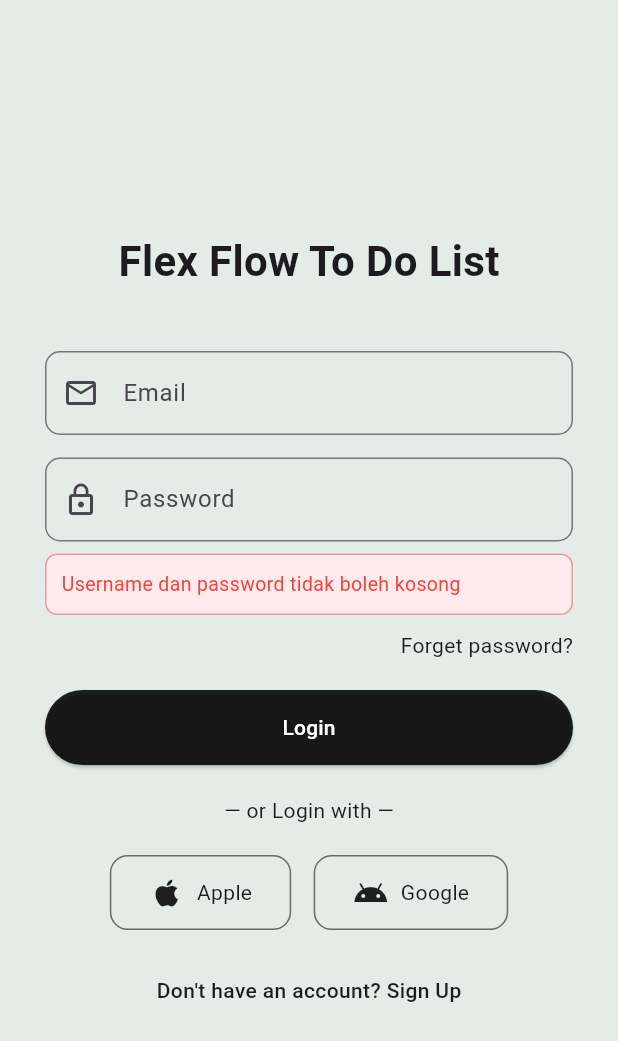
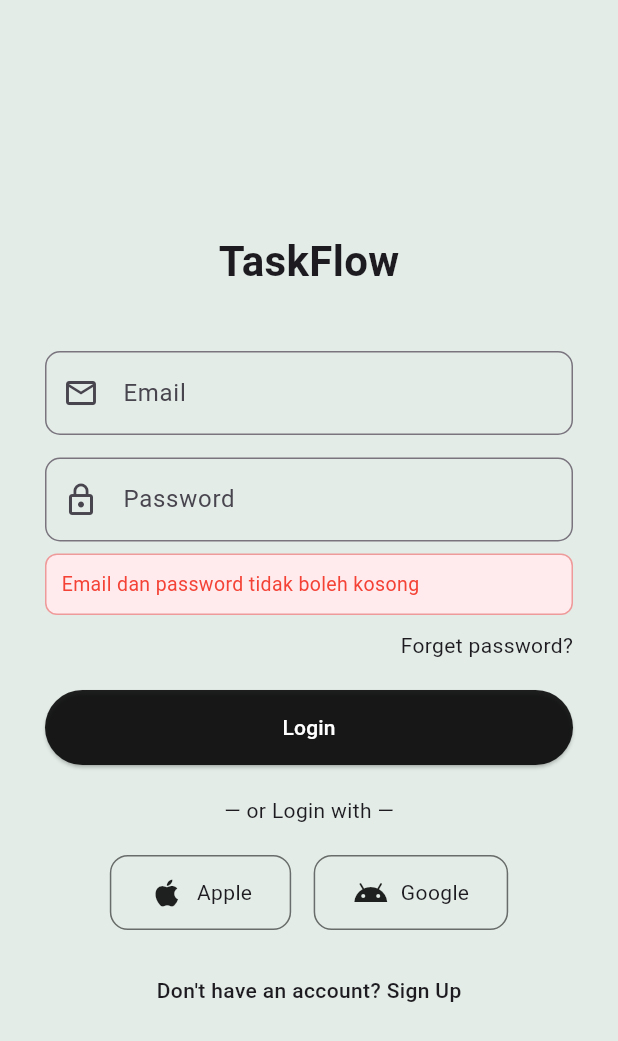
Before and after one commit to tiarahutapea07-art/todo-list, a Flutter app: the screen it shows after launch, after a tap on "Login", on a phone screen of 412 x 824 dp. Shown: the top 1041 px of the screen. Run offline on Flutter 3.47's test engine with Material 3 defaults, Android fonts, the phone set to English and light mode, and no system bars; our stand-ins replace firebase_auth, firebase_core, shared_preferences, table_calendar; accounts and stored records are empty; network calls fail.

Commit message:
Update firebase dan login

```diff
--- a/analysis_options.yaml
+++ b/analysis_options.yaml
@@ -7,6 +7,15 @@
 
 # The following line activates a set of recommended lints for Flutter apps,
 # packages, and plugins designed to encourage good coding practices.
+analyzer:
+  exclude:
+    - build/**
+    - android/**
+    - ios/**
+    - web/**
+    - windows/**
+    - macos/**
+    - linux/**
 include: package:flutter_lints/flutter.yaml
 
 linter:
--- a/lib/main.dart
+++ b/lib/main.dart
@@ -1,32 +1,38 @@
 import 'package:flutter/material.dart';
 import 'package:flutter_application_1/CalendarPage.dart';
-import 'package:flutter_application_1/ProfilePage.dart';
-import 'package:flutter_application_1/TaskListPage.dart';
+import 'package:flutter_application_1/profile_page.dart';
+import 'package:flutter_application_1/tas_list_page.dart';
 import 'package:provider/provider.dart';
 import 'package:flutter_application_1/task_provider.dart';
 import 'providers/auth_provider.dart';
 import 'package:intl/intl.dart';
+import 'package:firebase_core/firebase_core.dart';
+import 'firebase_options.dart';
 
-void main() {
+Future<void> main() async {
+  WidgetsFlutterBinding.ensureInitialized();
+
+  await Firebase.initializeApp(options: DefaultFirebaseOptions.currentPlatform);
+
   runApp(
     MultiProvider(
       providers: [
         ChangeNotifierProvider(create: (_) => TaskProvider()),
         ChangeNotifierProvider(create: (_) => AuthProvider()),
       ],
-      child: const FlexFlowApp(),
+      child: const TaskFlowApp(),
     ),
   );
 }
 
-class FlexFlowApp extends StatefulWidget {
-  const FlexFlowApp({super.key});
+class TaskFlowApp extends StatefulWidget {
+  const TaskFlowApp({super.key});
 
   @override
-  State<FlexFlowApp> createState() => _FlexFlowAppState();
+  State<TaskFlowApp> createState() => _TaskFlowAppState();
 }
 
-class _FlexFlowAppState extends State<FlexFlowApp> {
+class _TaskFlowAppState extends State<TaskFlowApp> {
   bool _isDarkMode = false;
 
   void _toggleTheme() {
@@ -124,7 +130,7 @@ class _LoginPageState extends State<LoginPage> {
             mainAxisAlignment: MainAxisAlignment.center,
             children: [
               const Text(
-                "Flex Flow To Do List",
+                "TaskFlow",
                 style: TextStyle(fontSize: 28, fontWeight: FontWeight.bold),
               ),
               const SizedBox(height: 40),
--- a/lib/ProfilePage.dart
+++ b/lib/profile_page.dart
@@ -1,6 +1,6 @@
 import 'package:flutter/material.dart';
 import 'package:provider/provider.dart';
-import 'providers/auth_provider.dart'; // sesuaikan path kalau beda
+import 'providers/auth_provider.dart';
 
 class ProfilePage extends StatefulWidget {
   final VoidCallback toggleTheme;
--- a/lib/providers/auth_provider.dart
+++ b/lib/providers/auth_provider.dart
@@ -1,9 +1,10 @@
-import 'dart:convert';
 import 'package:flutter/material.dart';
-import 'package:http/http.dart' as http;
+import 'package:firebase_auth/firebase_auth.dart';
 import '../models/user_model.dart';
 
 class AuthProvider extends ChangeNotifier {
+  final FirebaseAuth _auth = FirebaseAuth.instance;
+
   UserModel? _user;
   bool _isLoading = false;
   String? _errorMessage;
@@ -15,9 +16,9 @@ class AuthProvider extends ChangeNotifier {
   String? get errorMessage => _errorMessage;
   String? get token => _token;
 
-  Future<bool> login(String username, String password) async {
-    if (username.isEmpty || password.isEmpty) {
-      _errorMessage = 'Username dan password tidak boleh kosong';
+  Future<bool> login(String email, String password) async {
+    if (email.isEmpty || password.isEmpty) {
+      _errorMessage = 'Email dan password tidak boleh kosong';
       notifyListeners();
       return false;
     }
@@ -27,29 +28,49 @@ class AuthProvider extends ChangeNotifier {
     notifyListeners();
 
     try {
-      final response = await http.post(
-        Uri.parse('https://dummyjson.com/auth/login'),
-        headers: {'Content-Type': 'application/json'},
-        body: jsonEncode({'username': username, 'password': password}),
+      final credential = await _auth.signInWithEmailAndPassword(
+        email: email,
+        password: password,
       );
 
-      final data = jsonDecode(response.body);
+      final firebaseUser = credential.user;
 
-      if (response.statusCode == 200) {
-        _token = data['accessToken'];
-
+      if (firebaseUser != null) {
         _user = UserModel(
-          name: '${data['firstName']} ${data['lastName']}',
-          email: data['email'],
+          name:
+              firebaseUser.displayName ??
+              firebaseUser.email?.split('@').first ??
+              'User',
+          email: firebaseUser.email ?? '',
         );
 
+        _token = await firebaseUser.getIdToken();
         return true;
-      } else {
-        _errorMessage = data['message'] ?? 'Login gagal';
-        return false;
       }
+
+      _errorMessage = 'Login gagal';
+      return false;
+    } on FirebaseAuthException catch (e) {
+      switch (e.code) {
+        case 'user-not-found':
+          _errorMessage = 'Akun tidak ditemukan';
+          break;
+        case 'wrong-password':
+        case 'invalid-credential':
+          _errorMessage = 'Email atau password salah';
+          break;
+        case 'invalid-email':
+          _errorMessage = 'Format email tidak valid';
+          break;
+        case 'too-many-requests':
+          _errorMessage = 'Terlalu banyak percobaan login';
+          break;
+        default:
+          _errorMessage = e.message ?? 'Login gagal';
+      }
+      return false;
     } catch (e) {
-      _errorMessage = 'Tidak bisa terhubung ke API';
+      _errorMessage = 'Terjadi kesalahan: $e';
       return false;
     } finally {
       _isLoading = false;
@@ -57,7 +78,8 @@ class AuthProvider extends ChangeNotifier {
     }
   }
 
-  void logout() {
+  Future<void> logout() async {
+    await _auth.signOut();
     _user = null;
     _token = null;
     _errorMessage = null;
--- a/pubspec.yaml
+++ b/pubspec.yaml
@@ -46,6 +46,9 @@ dependencies:
   # Local Storage
   shared_preferences: ^2.3.2
   intl: ^0.20.0
+  firebase_core: ^5.1.0
+  firebase_auth: ^7.0.1
+  cloud_firestore: ^7.1.0
 
 dev_dependencies:
   flutter_test:
```
Also changed, not shown: firebase.json (added), lib/firebase_options.dart (added), lib/in_progress_page.dart (renamed from lib/InProgressPage.dart), lib/tas_list_page.dart (renamed from lib/TaskListPage.dart), pubspec.lock, 9 other files.
